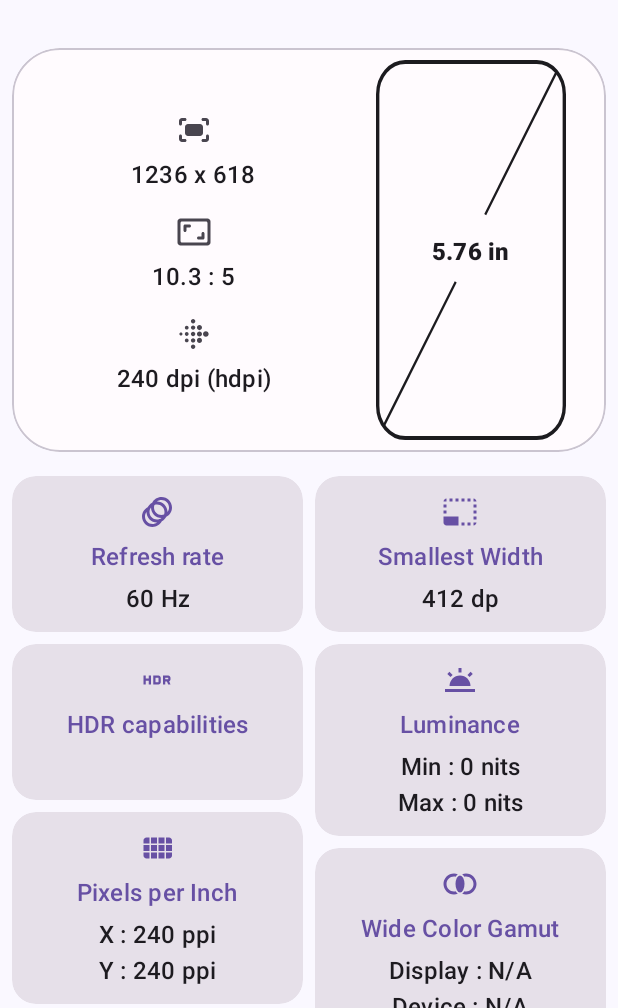
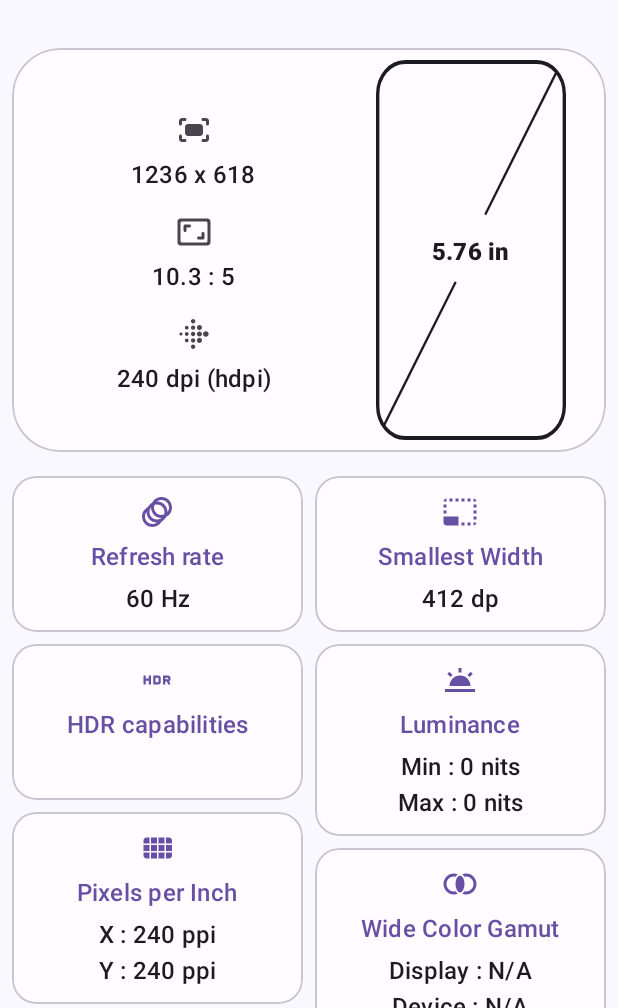
Before and after one commit to DrHowdyDoo/DisplayInfo, an Android app: the screen it shows after launch (MainActivity), on a phone screen of 412 x 824 dp, the part 228-1236 px from its top. Run offline under Robolectric (Android 15) with nearby library versions, the phone set to English and light mode, and no system bars; 5 statements that could not run were skipped.

Commit message:
ui changed

```diff
--- a/app/build.gradle
+++ b/app/build.gradle
@@ -9,8 +9,8 @@ android {
         applicationId "com.drhowdydoo.displayinfo"
         minSdk 27
         targetSdk 31
-        versionCode 2
-        versionName "1.2"
+        versionCode 3
+        versionName "1.3"
 
     }
 
--- a/app/src/main/res/layout/activity_main.xml
+++ b/app/src/main/res/layout/activity_main.xml
@@ -172,7 +172,7 @@
 
             <com.google.android.material.card.MaterialCardView
                 android:id="@+id/materialCardView2"
-                style="?attr/materialCardViewFilledStyle"
+                style="?attr/materialCardViewOutlinedStyle"
                 android:layout_width="0dp"
                 android:layout_height="wrap_content"
                 android:layout_marginTop="@dimen/titles_gap"
@@ -232,7 +232,7 @@
 
             <com.google.android.material.card.MaterialCardView
                 android:id="@+id/materialCardView3"
-                style="?attr/materialCardViewFilledStyle"
+                style="?attr/materialCardViewOutlinedStyle"
                 android:layout_width="0dp"
                 android:layout_height="wrap_content"
                 android:layout_marginStart="4dp"
@@ -280,7 +280,7 @@
 
             <com.google.android.material.card.MaterialCardView
                 android:id="@+id/materialCardView_luminance"
-                style="?attr/materialCardViewFilledStyle"
+                style="?attr/materialCardViewOutlinedStyle"
                 android:layout_width="0dp"
                 android:layout_height="wrap_content"
                 android:layout_marginStart="4dp"
@@ -331,7 +331,7 @@
 
             <com.google.android.material.card.MaterialCardView
                 android:id="@+id/materialCardView_hdr"
-                style="?attr/materialCardViewFilledStyle"
+                style="?attr/materialCardViewOutlinedStyle"
                 android:layout_width="0dp"
                 android:layout_height="wrap_content"
                 android:layout_marginTop="8dp"
@@ -382,7 +382,7 @@
 
             <com.google.android.material.card.MaterialCardView
                 android:id="@+id/materialCardView_refresh_rate"
-                style="?attr/materialCardViewFilledStyle"
+                style="?attr/materialCardViewOutlinedStyle"
                 android:layout_width="0dp"
                 android:layout_height="wrap_content"
                 android:layout_marginTop="8dp"
@@ -432,7 +432,7 @@
 
             <com.google.android.material.card.MaterialCardView
                 android:id="@+id/materialCardView_wide_color"
-                style="?attr/materialCardViewFilledStyle"
+                style="?attr/materialCardViewOutlinedStyle"
                 android:layout_width="0dp"
                 android:layout_height="wrap_content"
                 android:layout_marginStart="4dp"
@@ -489,7 +489,7 @@
                 app:layout_constraintStart_toStartOf="parent"
                 app:layout_constraintEnd_toEndOf="parent"
                 app:layout_constraintTop_toBottomOf="@+id/materialCardView_wide_color"
-                style="?attr/materialCardViewFilledStyle">
+                style="?attr/materialCardViewOutlinedStyle">
 
                 <LinearLayout
                     android:layout_width="match_parent"
```
